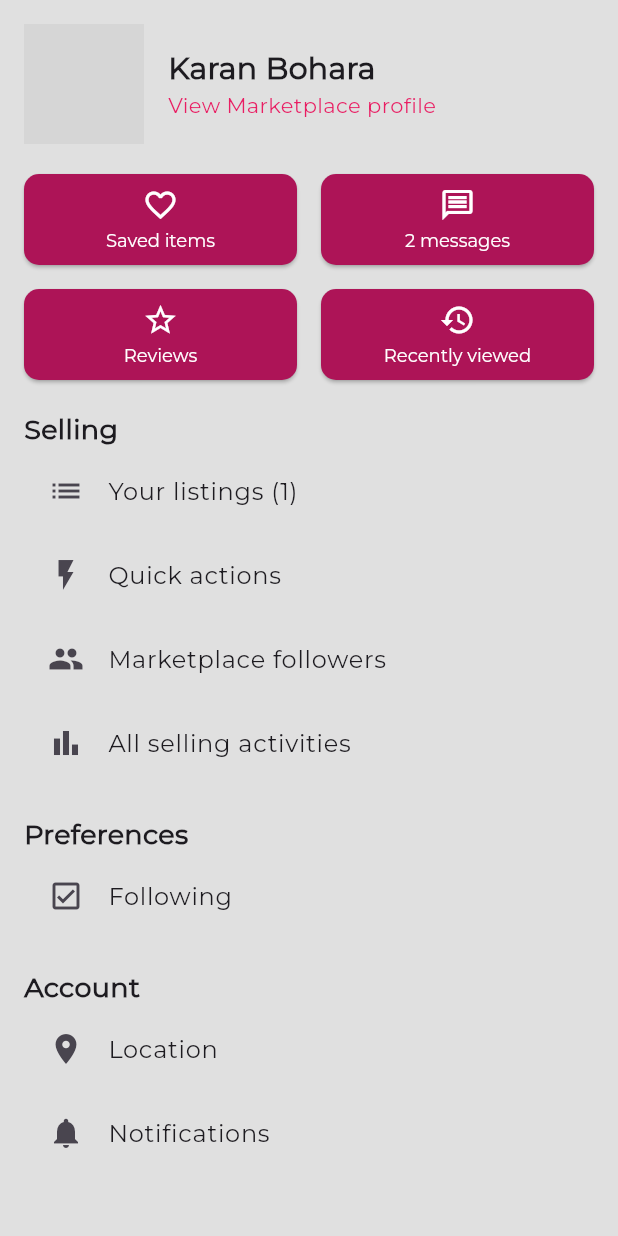
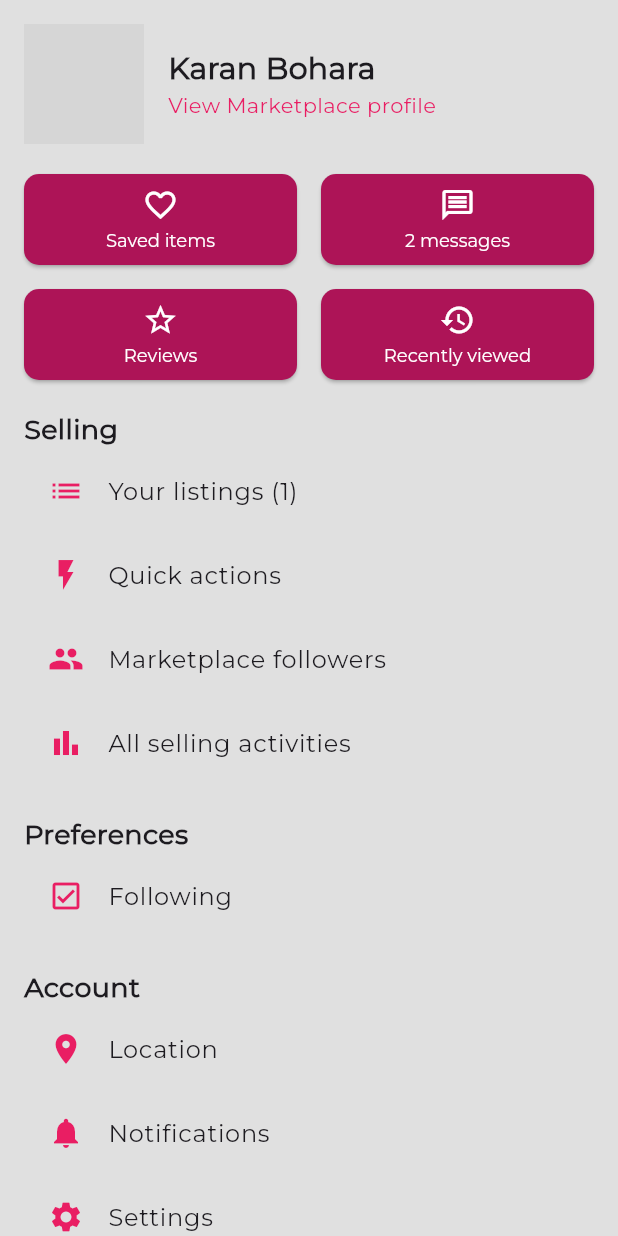
Before and after one commit to Karanbohara01/koselie_flutter_app, a Flutter app: the ProfileScreen screen opened directly, on a phone screen of 412 x 824 dp. Run offline on Flutter 3.47's test engine with Material 3 defaults, Android fonts, the phone set to English and light mode, and no system bars; network calls fail; grey boxes are pictures that could not be loaded.

Commit message:
profile page created and designed

```diff
--- a/lib/view/bottom_navigation_screens/market_view.dart
+++ b/lib/view/bottom_navigation_screens/market_view.dart
@@ -35,7 +35,7 @@
     ),
     Product(
       imageUrl:
-          'https://fdn.gsmarena.com/imgroot/news/21/08/samsung-galaxy-a52s-5g-oficcial-renders/-1200x1200m/gsmarena_001.jpg',
+          "https://www.shift4shop.com/2015/images/sell-online/electronics/selling-charge-up.jpg",
       title: '8/128GB Ram',
       price: 'रू12,000',
     ),
--- a/lib/view/bottom_navigation_screens/profile_view.dart
+++ b/lib/view/bottom_navigation_screens/profile_view.dart
@@ -60,23 +60,39 @@
               ),
 
               const SizedBox(height: 20),
-              const SectionTitle('Selling'),
+              const SectionTitle(
+                'Selling',
+              ),
 
               // Selling Section
               const ListTile(
-                leading: Icon(Icons.list),
+                leading: Icon(
+                  Icons.list,
+                  color: Colors.pink,
+                ),
                 title: Text('Your listings (1)'),
               ),
               const ListTile(
-                leading: Icon(Icons.flash_on),
-                title: Text('Quick actions'),
+                leading: Icon(
+                  Icons.flash_on,
+                  color: Colors.pink,
+                ),
+                title: Text(
+                  'Quick actions',
+                ),
               ),
               const ListTile(
-                leading: Icon(Icons.people),
+                leading: Icon(
+                  Icons.people,
+                  color: Colors.pink,
+                ),
                 title: Text('Marketplace followers'),
               ),
               const ListTile(
-                leading: Icon(Icons.bar_chart),
+                leading: Icon(
+                  Icons.bar_chart,
+                  color: Colors.pink,
+                ),
                 title: Text('All selling activities'),
               ),
 
@@ -85,7 +101,10 @@
 
               // Preferences Section
               const ListTile(
-                leading: Icon(Icons.check_box_outlined),
+                leading: Icon(
+                  Icons.check_box_outlined,
+                  color: Colors.pink,
+                ),
                 title: Text('Following'),
               ),
 
@@ -94,12 +113,32 @@
 
               // Account Section
               const ListTile(
-                leading: Icon(Icons.location_on),
+                leading: Icon(
+                  Icons.location_on,
+                  color: Colors.pink,
+                ),
                 title: Text('Location'),
               ),
               const ListTile(
-                leading: Icon(Icons.notifications),
+                leading: Icon(
+                  Icons.notifications,
+                  color: Colors.pink,
+                ),
                 title: Text('Notifications'),
+              ),
+              const ListTile(
+                leading: Icon(
+                  Icons.settings,
+                  color: Colors.pink,
+                ),
+                title: Text('Settings'),
+              ),
+              const ListTile(
+                leading: Icon(
+                  Icons.more_horiz,
+                  color: Colors.pink,
+                ),
+                title: Text('More'),
               ),
             ],
           ),
```
Also changed, not shown: lib/view/bottom_navigation_screens/home_view.dart (+141 -2 lines).
